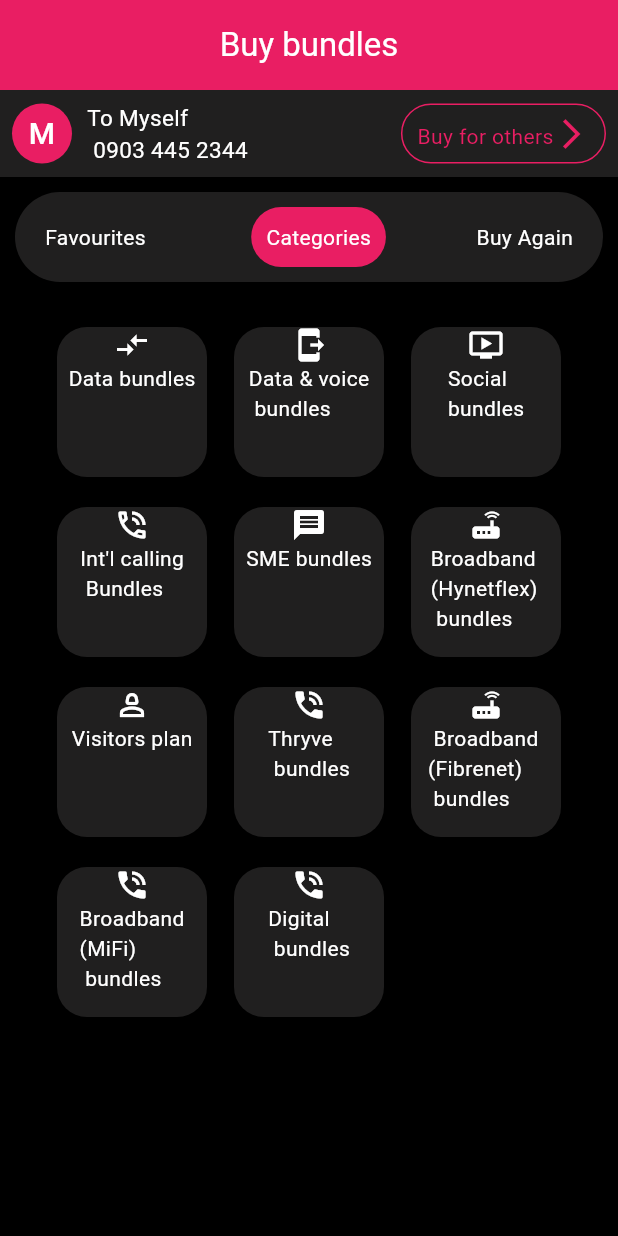
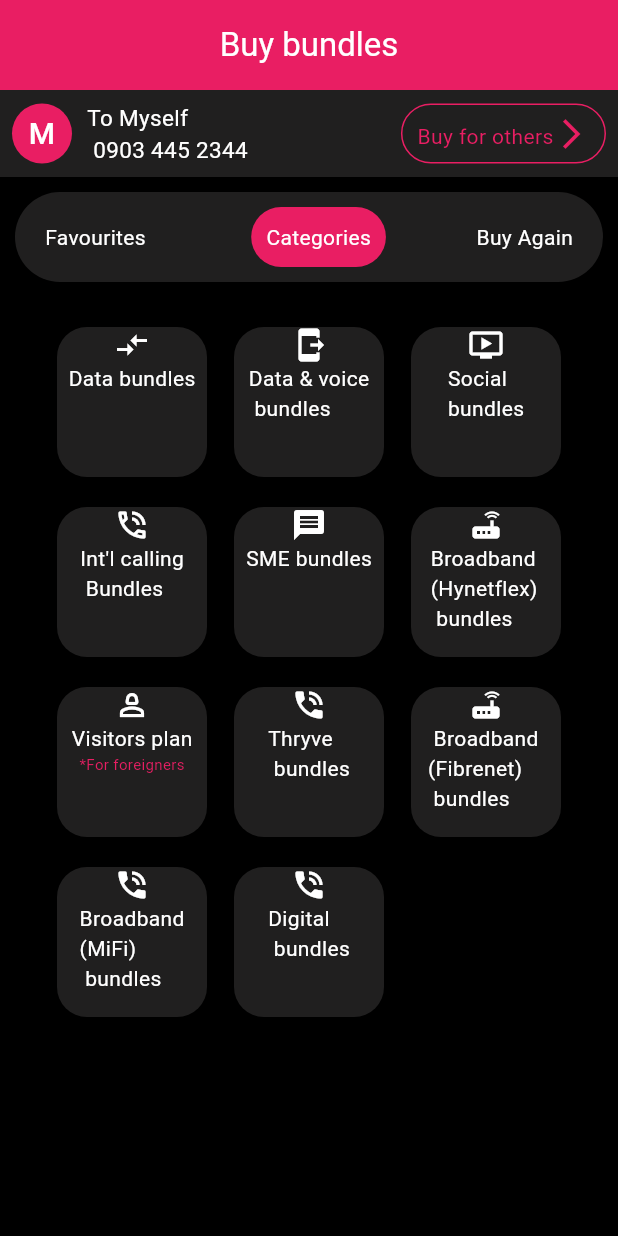
Before and after one commit to Zackcodder/training_final_project, a Flutter app: the screen it shows after launch, after a tap on "Categories", on a phone screen of 412 x 824 dp. Run offline on Flutter 3.47's test engine with Material 3 defaults, Android fonts, the phone set to English and light mode, and no system bars; our stand-ins replace carousel_slider, font_awesome_flutter.

Commit message:
modified:   lib/screens/bundlescreen.dart

```diff
--- a/lib/screens/bundlescreen.dart
+++ b/lib/screens/bundlescreen.dart
@@ -290,6 +290,11 @@ class _BundlescreenState extends State<Bundlescreen> {
                                     Text(
                                       'Visitors plan',
                                       style: TextStyle(color: Colors.white),
+                                    ),
+                                    Text(
+                                      '*For foreigners',
+                                      style: TextStyle(
+                                          color: Colors.pink, fontSize: 10),
                                     )
                                   ],
                                 ),
@@ -465,7 +470,7 @@ class _BundlescreenState extends State<Bundlescreen> {
                                   ],
                                 ),
                               ),
-                                  //broadband (fibrenet) bundles
+                              //broadband (fibrenet) bundles
                               Container(
                                 width: 100,
                                 height: 100,
```
